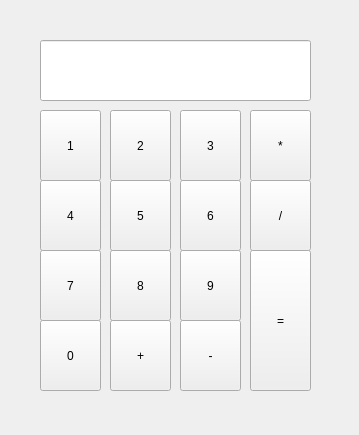
The window that Calculator/mainwindow.ui (mherbarseghyann/QtCalculator) describes before a commit, drawn with Qt 5.
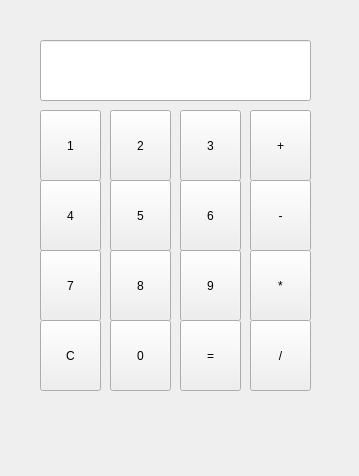
The same window after the commit.

The edit to the form file:
```diff
--- a/Calculator/mainwindow.ui
+++ b/Calculator/mainwindow.ui
@@ -7,7 +7,7 @@
     <x>0</x>
     <y>0</y>
     <width>359</width>
-    <height>435</height>
+    <height>476</height>
    </rect>
   </property>
   <property name="windowTitle">
@@ -57,11 +57,17 @@
     <property name="geometry">
      <rect>
       <x>250</x>
-      <y>110</y>
+      <y>250</y>
       <width>61</width>
       <height>71</height>
      </rect>
     </property>
+    <property name="autoFillBackground">
+     <bool>true</bool>
+    </property>
+    <property name="styleSheet">
+     <string notr="true"/>
+    </property>
     <property name="text">
      <string>*</string>
     </property>
@@ -109,11 +115,17 @@
     <property name="geometry">
      <rect>
       <x>250</x>
-      <y>180</y>
+      <y>320</y>
       <width>61</width>
       <height>71</height>
      </rect>
     </property>
+    <property name="autoFillBackground">
+     <bool>true</bool>
+    </property>
+    <property name="styleSheet">
+     <string notr="true"/>
+    </property>
     <property name="text">
      <string>/</string>
     </property>
@@ -134,12 +146,18 @@
    <widget class="QPushButton" name="pushButton_11">
     <property name="geometry">
      <rect>
-      <x>110</x>
-      <y>320</y>
+      <x>250</x>
+      <y>110</y>
       <width>61</width>
       <height>71</height>
      </rect>
     </property>
+    <property name="autoFillBackground">
+     <bool>true</bool>
+    </property>
+    <property name="styleSheet">
+     <string notr="true"/>
+    </property>
     <property name="text">
      <string>+</string>
     </property>
@@ -160,12 +178,18 @@
    <widget class="QPushButton" name="pushButton_13">
     <property name="geometry">
      <rect>
-      <x>250</x>
-      <y>250</y>
+      <x>180</x>
+      <y>320</y>
       <width>61</width>
-      <height>141</height>
+      <height>71</height>
      </rect>
     </property>
+    <property name="autoFillBackground">
+     <bool>true</bool>
+    </property>
+    <property name="styleSheet">
+     <string notr="true"/>
+    </property>
     <property name="text">
      <string>=</string>
     </property>
@@ -173,7 +197,7 @@
    <widget class="QPushButton" name="pushButton_14">
     <property name="geometry">
      <rect>
-      <x>40</x>
+      <x>110</x>
       <y>320</y>
       <width>61</width>
       <height>71</height>
@@ -199,12 +223,18 @@
    <widget class="QPushButton" name="pushButton_16">
     <property name="geometry">
      <rect>
-      <x>180</x>
-      <y>320</y>
+      <x>250</x>
+      <y>180</y>
       <width>61</width>
       <height>71</height>
      </rect>
     </property>
+    <property name="autoFillBackground">
+     <bool>true</bool>
+    </property>
+    <property name="styleSheet">
+     <string notr="true"/>
+    </property>
     <property name="text">
      <string>-</string>
     </property>
@@ -222,6 +252,25 @@
      <bool>true</bool>
     </property>
    </widget>
+   <widget class="QPushButton" name="btnClear">
+    <property name="geometry">
+     <rect>
+      <x>40</x>
+      <y>320</y>
+      <width>61</width>
+      <height>71</height>
+     </rect>
+    </property>
+    <property name="autoFillBackground">
+     <bool>true</bool>
+    </property>
+    <property name="styleSheet">
+     <string notr="true"/>
+    </property>
+    <property name="text">
+     <string>C</string>
+    </property>
+   </widget>
   </widget>
  </widget>
  <resources/>
```
Left out of the diff: 32 changed lines with no effect on the pictures.
